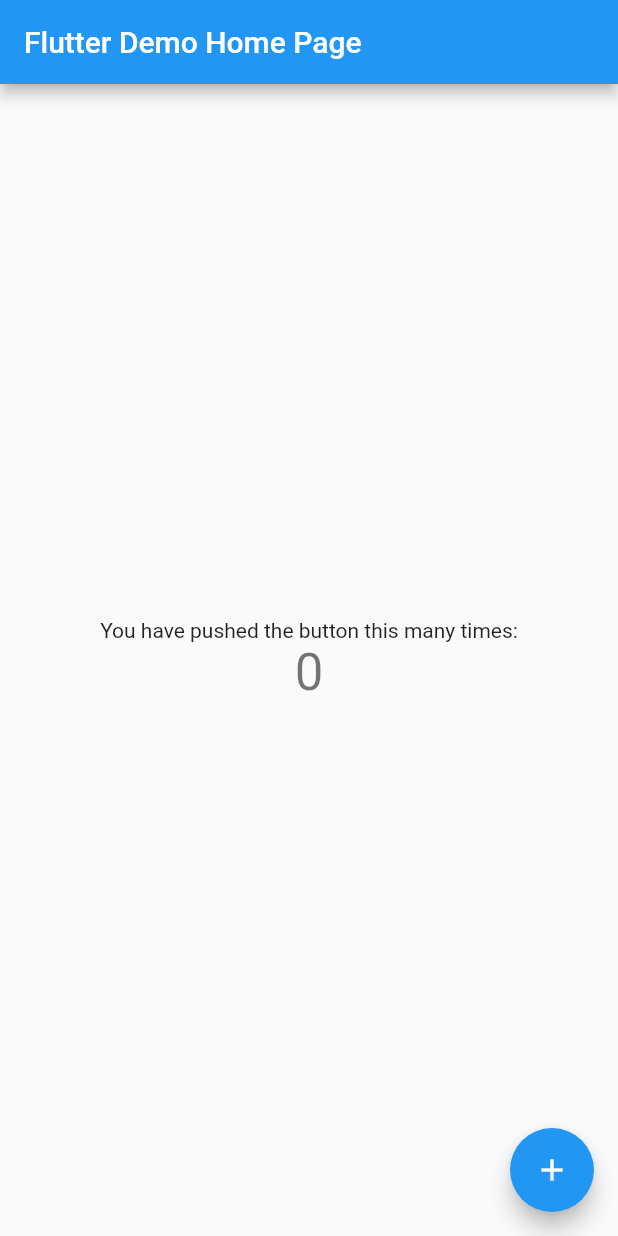
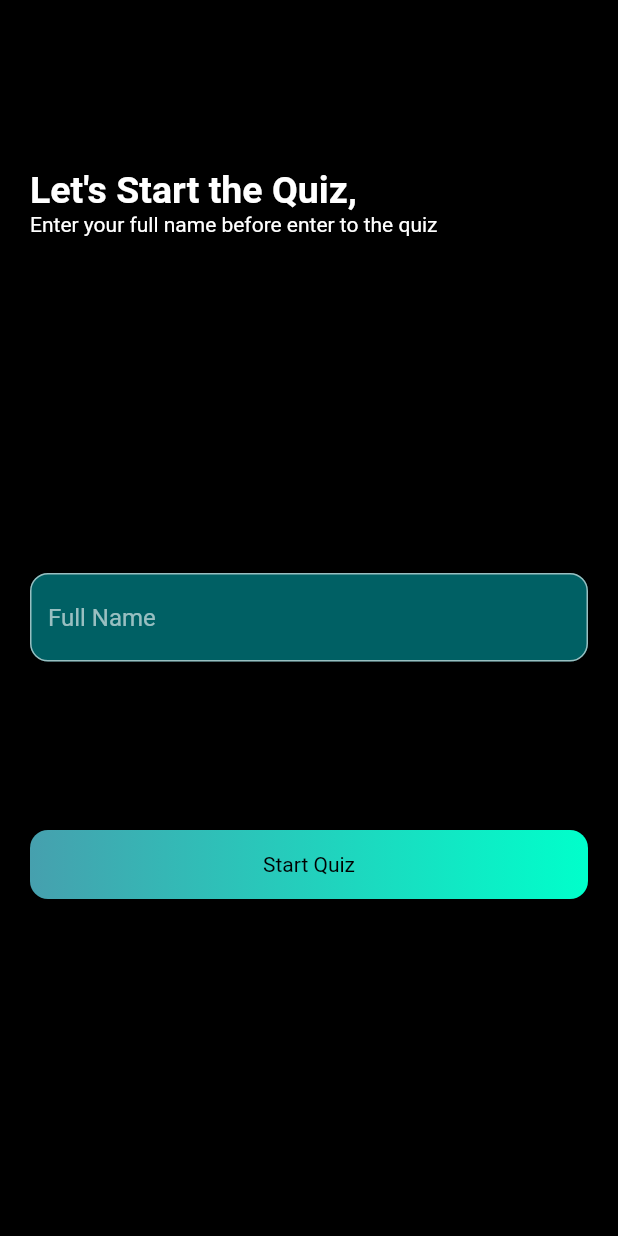
Before and after one commit to DarvinShane97/Flutter_Quiz_App, a Flutter app: the screen it shows after launch, on a phone screen of 412 x 824 dp. Run offline on Flutter 3.47's test engine with Material 2 defaults, Android fonts, the phone set to English and light mode, and no system bars; our stand-ins replace flutter_svg.

Commit message:
Complete the Welcome Screen

```diff
--- a/lib/main.dart
+++ b/lib/main.dart
@@ -1,4 +1,5 @@
 import 'package:flutter/material.dart';
+import 'package:my_quiz_app/screens/Welcome_Screen.dart';
 
 void main() {
   runApp(const MyApp());
@@ -11,105 +12,10 @@ class MyApp extends StatelessWidget {
   @override
   Widget build(BuildContext context) {
     return MaterialApp(
-      title: 'Flutter Demo',
-      theme: ThemeData(
-        // This is the theme of your application.
-        //
-        // Try running your application with "flutter run". You'll see the
-        // application has a blue toolbar. Then, without quitting the app, try
-        // changing the primarySwatch below to Colors.green and then invoke
-        // "hot reload" (press "r" in the console where you ran "flutter run",
-        // or simply save your changes to "hot reload" in a Flutter IDE).
-        // Notice that the counter didn't reset back to zero; the application
-        // is not restarted.
-        primarySwatch: Colors.blue,
-      ),
-      home: const MyHomePage(title: 'Flutter Demo Home Page'),
+      title: 'Flutter Quiz App',
+      debugShowCheckedModeBanner: false,
+      theme: ThemeData.dark(),
+      home: Welcome_Screen(),
     );
   }
 }
-
-class MyHomePage extends StatefulWidget {
-  const MyHomePage({Key? key, required this.title}) : super(key: key);
-
-  // This widget is the home page of your application. It is stateful, meaning
-  // that it has a State object (defined below) that contains fields that affect
-  // how it looks.
-
-  // This class is the configuration for the state. It holds the values (in this
-  // case the title) provided by the parent (in this case the App widget) and
-  // used by the build method of the State. Fields in a Widget subclass are
-  // always marked "final".
-
-  final String title;
-
-  @override
-  State<MyHomePage> createState() => _MyHomePageState();
-}
-
-class _MyHomePageState extends State<MyHomePage> {
-  int _counter = 0;
-
-  void _incrementCounter() {
-    setState(() {
-      // This call to setState tells the Flutter framework that something has
-      // changed in this State, which causes it to rerun the build method below
-      // so that the display can reflect the updated values. If we changed
-      // _counter without calling setState(), then the build method would not be
-      // called again, and so nothing would appear to happen.
-      _counter++;
-    });
-  }
-
-  @override
-  Widget build(BuildContext context) {
-    // This method is rerun every time setState is called, for instance as done
-    // by the _incrementCounter method above.
-    //
-    // The Flutter framework has been optimized to make rerunning build methods
-    // fast, so that you can just rebuild anything that needs updating rather
-    // than having to individually change instances of widgets.
-    return Scaffold(
-      appBar: AppBar(
-        // Here we take the value from the MyHomePage object that was created by
-        // the App.build method, and use it to set our appbar title.
-        title: Text(widget.title),
-      ),
-      body: Center(
-        // Center is a layout widget. It takes a single child and positions it
-        // in the middle of the parent.
-        child: Column(
-          // Column is also a layout widget. It takes a list of children and
-          // arranges them vertically. By default, it sizes itself to fit its
-          // children horizontally, and tries to be as tall as its parent.
-          //
-          // Invoke "debug painting" (press "p" in the console, choose the
-          // "Toggle Debug Paint" action from the Flutter Inspector in Android
-          // Studio, or the "Toggle Debug Paint" command in Visual Studio Code)
-          // to see the wireframe for each widget.
-          //
-          // Column has various properties to control how it sizes itself and
-          // how it positions its children. Here we use mainAxisAlignment to
-          // center the children vertically; the main axis here is the vertical
-          // axis because Columns are vertical (the cross axis would be
-          // horizontal).
-          mainAxisAlignment: MainAxisAlignment.center,
-          children: <Widget>[
-            const Text(
-              'You have pushed the button this many times:',
-            ),
-            Text(
-              '$_counter',
-              style: Theme.of(context).textTheme.headline4,
-            ),
-          ],
-        ),
-      ),
-      floatingActionButton: FloatingActionButton(
-        onPressed: _incrementCounter,
-        tooltip: 'Increment',
-        child: const Icon(Icons.add),
-      ), // This trailing comma makes auto-formatting nicer for build methods.
-    );
-  }
-}
--- /dev/null
+++ b/lib/screens/Welcome_Screen.dart
@@ -0,0 +1,65 @@
+import 'package:flutter/cupertino.dart';
+import 'package:flutter/material.dart';
+import 'package:flutter_svg/svg.dart';
+import 'package:my_quiz_app/constants.dart';
+
+class Welcome_Screen extends StatelessWidget {
+  const Welcome_Screen({Key? key}) : super(key: key);
+
+  @override
+  Widget build(BuildContext context) {
+    return Scaffold(
+      backgroundColor: Colors.black,
+      body: Stack(
+        children: [
+          SafeArea(
+              child: Padding(
+                padding: EdgeInsets.symmetric(horizontal: kDefaultPadding),
+                child: Column(
+                  crossAxisAlignment: CrossAxisAlignment.start,
+                  children: [
+                    Spacer(),
+                    Text("Let's Start the Quiz,",
+                      style: TextStyle(
+                          color: Colors.white,
+                          fontSize: 25,
+                          fontWeight: FontWeight.bold),
+                      ),
+                    Text("Enter your full name before enter to the quiz"),
+                    Spacer(flex: 2,),
+                    TextField(
+                      decoration: InputDecoration(
+                        filled: true,
+                        fillColor: Color(0xFF006064),
+                        hintText: "Full Name",
+                        border: OutlineInputBorder(
+                          borderRadius: BorderRadius.all(Radius.circular(12)),
+                        ),
+                      ),
+                    ),
+                    Spacer(),
+                    InkWell(
+                      onTap: (){},
+                      child: Container(
+                        width: double.infinity,
+                        alignment: Alignment.center,
+                        padding: EdgeInsets.all(kDefaultPadding * 0.75),
+                        decoration: BoxDecoration(
+                          gradient: kPrimaryGradient,
+                          borderRadius: BorderRadius.all(Radius.circular(12)),
+                        ),
+                        child: Text("Start Quiz",
+                          style: TextStyle(
+                            color: Colors.black,
+                          )),
+                      ),
+                    ),
+                    Spacer(flex: 2,)
+                  ],
+                ),
+              ))
+        ],
+      ),
+    );
+  }
+}
```
Also changed, not shown: assets/icons/img.jpg (added).
